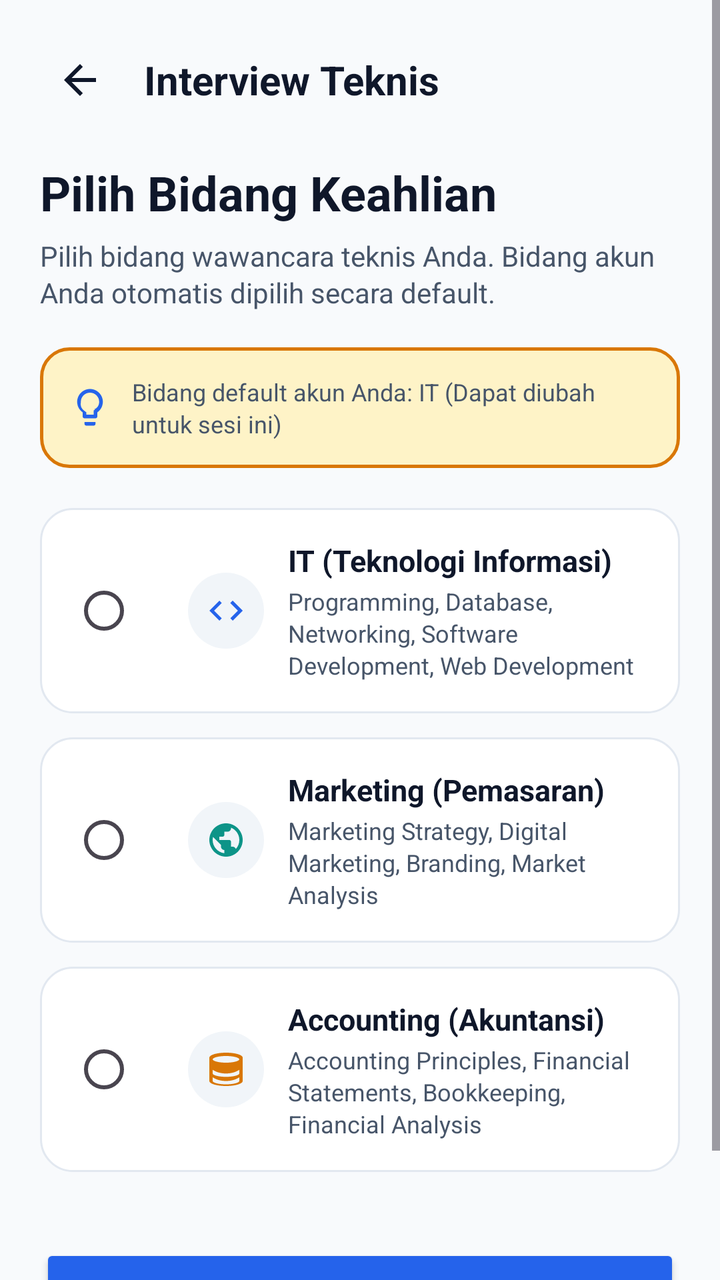
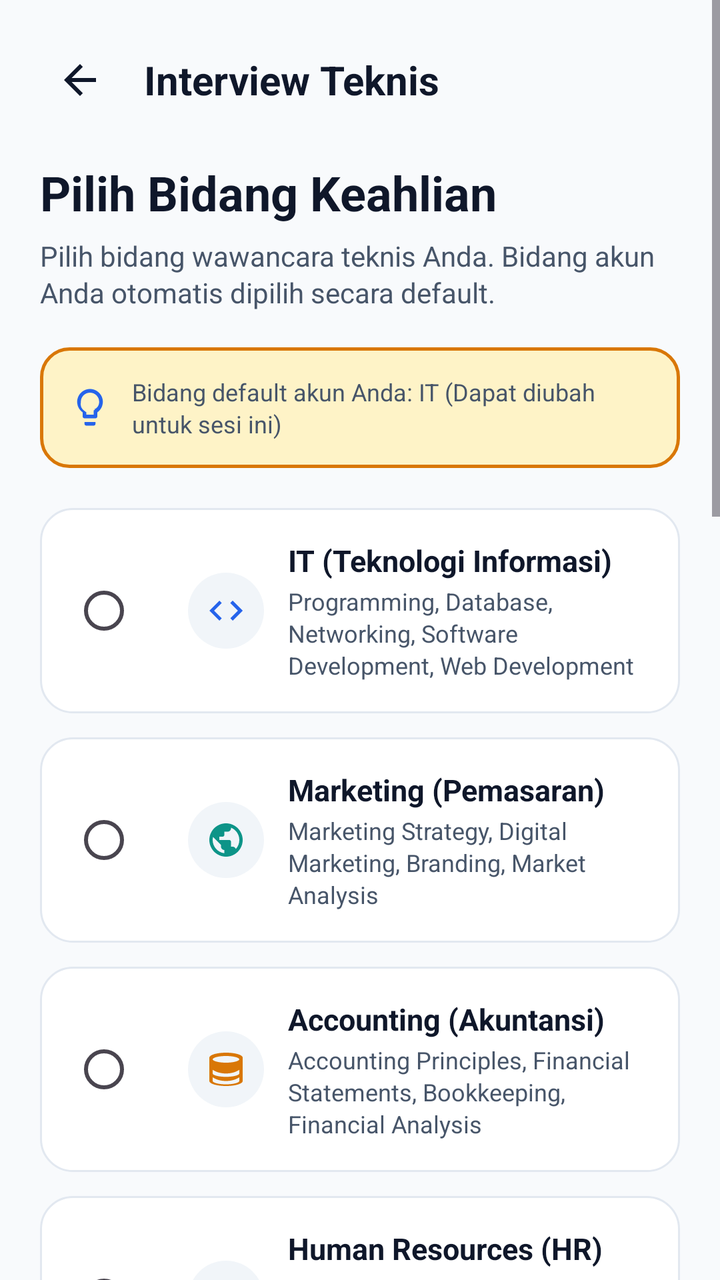

An Android layout rendered at two revisions. The XML below is the earlier revision; the diff shows what the commit changed to produce the second picture.
<!-- AndroidManifest.xml: application theme Theme.InterviewAI -->
<!-- res/layout/activity_technical_field_selection.xml -->
<?xml version="1.0" encoding="utf-8"?>
<ScrollView xmlns:android="http://schemas.android.com/apk/res/android"
    xmlns:app="http://schemas.android.com/apk/res-auto"
    android:id="@+id/main"
    android:layout_width="match_parent"
    android:layout_height="match_parent"
    android:background="@color/bg_light"
    android:fillViewport="true">

    <LinearLayout
        android:layout_width="match_parent"
        android:layout_height="wrap_content"
        android:orientation="vertical"
        android:padding="20dp">

        
        <LinearLayout
            android:layout_width="match_parent"
            android:layout_height="wrap_content"
            android:orientation="horizontal"
            android:gravity="center_vertical"
            android:layout_marginBottom="20dp">

            <ImageView
                android:id="@+id/btnBack"
                android:layout_width="40dp"
                android:layout_height="40dp"
                android:padding="8dp"
                android:src="@drawable/ic_arrow_back"
                android:contentDescription="Kembali"
                android:background="?attr/selectableItemBackgroundBorderless"
                android:layout_marginEnd="12dp" />

            <TextView
                android:layout_width="0dp"
                android:layout_height="wrap_content"
                android:layout_weight="1"
                android:text="@string/title_technical_field_selection"
                android:textColor="@color/text_primary"
                android:textSize="20sp"
                android:textStyle="bold" />
        </LinearLayout>

        
        <TextView
            android:layout_width="wrap_content"
            android:layout_height="wrap_content"
            android:text="@string/subtitle_technical_field_selection"
            android:textColor="@color/text_primary"
            android:textSize="24sp"
            android:textStyle="bold"
            android:layout_marginBottom="6dp" />

        <TextView
            android:layout_width="match_parent"
            android:layout_height="wrap_content"
            android:text="@string/desc_technical_field_selection"
            android:textColor="@color/text_secondary"
            android:textSize="14sp"
            android:lineSpacingExtra="2dp"
            android:layout_marginBottom="18dp" />

        
        <LinearLayout
            android:id="@+id/bannerSavedField"
            android:layout_width="match_parent"
            android:layout_height="wrap_content"
            android:background="@drawable/bg_banner_ai_placeholder"
            android:orientation="horizontal"
            android:padding="14dp"
            android:gravity="center_vertical"
            android:layout_marginBottom="20dp">

            <ImageView
                android:layout_width="22dp"
                android:layout_height="22dp"
                android:src="@drawable/ic_lightbulb"
                app:tint="@color/primary"
                android:contentDescription="Info"
                android:layout_marginEnd="10dp" />

            <TextView
                android:id="@+id/txtSavedFieldHint"
                android:layout_width="0dp"
                android:layout_height="wrap_content"
                android:layout_weight="1"
                android:text="Bidang default akun Anda: IT (Dapat diubah untuk sesi ini)"
                android:textColor="@color/text_secondary"
                android:textSize="12sp"
                android:lineSpacingExtra="2dp" />
        </LinearLayout>

        
        <RadioGroup
            android:id="@+id/rgTechnicalFields"
            android:layout_width="match_parent"
            android:layout_height="wrap_content"
            android:layout_marginBottom="24dp">

            
            <LinearLayout
                android:id="@+id/cardOptionIT"
                android:layout_width="match_parent"
                android:layout_height="wrap_content"
                android:background="@drawable/bg_card_white"
                android:orientation="horizontal"
                android:padding="16dp"
                android:gravity="center_vertical"
                android:clickable="true"
                android:focusable="true"
                android:foreground="?attr/selectableItemBackground"
                android:layout_marginBottom="12dp">

                <RadioButton
                    android:id="@+id/rbFieldIT"
                    android:layout_width="wrap_content"
                    android:layout_height="wrap_content"
                    android:clickable="false"
                    android:focusable="false"
                    android:layout_marginEnd="10dp" />

                <ImageView
                    android:layout_width="38dp"
                    android:layout_height="38dp"
                    android:background="@drawable/bg_badge_role"
                    android:padding="9dp"
                    android:src="@drawable/ic_code"
                    app:tint="@color/primary"
                    android:contentDescription="IT"
                    android:layout_marginEnd="12dp" />

                <LinearLayout
                    android:layout_width="0dp"
                    android:layout_height="wrap_content"
                    android:layout_weight="1"
                    android:orientation="vertical">

                    <TextView
                        android:layout_width="wrap_content"
                        android:layout_height="wrap_content"
                        android:text="IT (Teknologi Informasi)"
                        android:textColor="@color/text_primary"
                        android:textSize="15sp"
                        android:textStyle="bold" />

                    <TextView
                        android:layout_width="wrap_content"
                        android:layout_height="wrap_content"
                        android:text="@string/field_it_desc"
                        android:textColor="@color/text_secondary"
                        android:textSize="12sp"
                        android:lineSpacingExtra="2dp"
                        android:layout_marginTop="2dp" />
                </LinearLayout>

            </LinearLayout>

            
            <LinearLayout
                android:id="@+id/cardOptionMarketing"
                android:layout_width="match_parent"
                android:layout_height="wrap_content"
                android:background="@drawable/bg_card_white"
                android:orientation="horizontal"
                android:padding="16dp"
                android:gravity="center_vertical"
                android:clickable="true"
                android:focusable="true"
                android:foreground="?attr/selectableItemBackground"
                android:layout_marginBottom="12dp">

                <RadioButton
                    android:id="@+id/rbFieldMarketing"
                    android:layout_width="wrap_content"
                    android:layout_height="wrap_content"
                    android:clickable="false"
                    android:focusable="false"
                    android:layout_marginEnd="10dp" />

                <ImageView
                    android:layout_width="38dp"
                    android:layout_height="38dp"
                    android:background="@drawable/bg_badge_role"
                    android:padding="9dp"
                    android:src="@drawable/ic_web"
                    app:tint="@color/secondary"
                    android:contentDescription="Marketing"
                    android:layout_marginEnd="12dp" />

                <LinearLayout
                    android:layout_width="0dp"
                    android:layout_height="wrap_content"
                    android:layout_weight="1"
                    android:orientation="vertical">

                    <TextView
                        android:layout_width="wrap_content"
                        android:layout_height="wrap_content"
                        android:text="Marketing (Pemasaran)"
                        android:textColor="@color/text_primary"
                        android:textSize="15sp"
                        android:textStyle="bold" />

                    <TextView
                        android:layout_width="wrap_content"
                        android:layout_height="wrap_content"
                        android:text="@string/field_marketing_desc"
                        android:textColor="@color/text_secondary"
                        android:textSize="12sp"
                        android:lineSpacingExtra="2dp"
                        android:layout_marginTop="2dp" />
                </LinearLayout>

            </LinearLayout>

            
            <LinearLayout
                android:id="@+id/cardOptionAccounting"
                android:layout_width="match_parent"
                android:layout_height="wrap_content"
                android:background="@drawable/bg_card_white"
                android:orientation="horizontal"
                android:padding="16dp"
                android:gravity="center_vertical"
                android:clickable="true"
                android:focusable="true"
                android:foreground="?attr/selectableItemBackground"
                android:layout_marginBottom="12dp">

                <RadioButton
                    android:id="@+id/rbFieldAccounting"
                    android:layout_width="wrap_content"
                    android:layout_height="wrap_content"
                    android:clickable="false"
                    android:focusable="false"
                    android:layout_marginEnd="10dp" />

                <ImageView
                    android:layout_width="38dp"
                    android:layout_height="38dp"
                    android:background="@drawable/bg_badge_role"
                    android:padding="9dp"
                    android:src="@drawable/ic_database"
                    app:tint="#D97706"
                    android:contentDescription="Accounting"
                    android:layout_marginEnd="12dp" />

                <LinearLayout
                    android:layout_width="0dp"
                    android:layout_height="wrap_content"
                    android:layout_weight="1"
                    android:orientation="vertical">

                    <TextView
                        android:layout_width="wrap_content"
                        android:layout_height="wrap_content"
                        android:text="Accounting (Akuntansi)"
                        android:textColor="@color/text_primary"
                        android:textSize="15sp"
                        android:textStyle="bold" />

                    <TextView
                        android:layout_width="wrap_content"
                        android:layout_height="wrap_content"
                        android:text="@string/field_accounting_desc"
                        android:textColor="@color/text_secondary"
                        android:textSize="12sp"
                        android:lineSpacingExtra="2dp"
                        android:layout_marginTop="2dp" />
                </LinearLayout>

            </LinearLayout>

        </RadioGroup>

        
        <Button
            android:id="@+id/btnStartTechnicalInterview"
            android:layout_width="match_parent"
            android:layout_height="54dp"
            android:text="@string/btn_start_technical_interview"
            android:textColor="@color/white"
            android:textSize="16sp"
            android:textStyle="bold"
            app:backgroundTint="@color/primary"
            app:cornerRadius="14dp"
            android:layout_marginBottom="16dp" />

    </LinearLayout>
</ScrollView>
<!-- resources referenced by this layout -->
<resources>
  <color name="bg_light">#F8FAFC</color>
  <color name="primary">#2563EB</color>
  <color name="secondary">#0D9488</color>
  <color name="text_primary">#0F172A</color>
  <color name="text_secondary">#475569</color>
  <color name="white">#FFFFFF</color>
  <color name="divider">#F1F5F9</color>
  <color name="warning_light">#FEF3C7</color>
  <color name="warning">#D97706</color>
  <color name="surface_card">#FFFFFF</color>
  <color name="surface_stroke">#E2E8F0</color>
  <color name="on_primary">#FFFFFF</color>
  <color name="primary_container">#EFF6FF</color>
  <!-- unchanged entries left out for length: 17 -->
</resources>

<!-- the commit's change to res/layout/activity_technical_field_selection.xml (unified diff, before → after) -->
@@ -263,6 +263,412 @@
                         android:layout_width="wrap_content"
                         android:layout_height="wrap_content"
                         android:text="@string/field_accounting_desc"
+                        android:textColor="@color/text_secondary"
+                        android:textSize="12sp"
+                        android:lineSpacingExtra="2dp"
+                        android:layout_marginTop="2dp" />
+                </LinearLayout>
+
+            </LinearLayout>
+
+            
+            <LinearLayout
+                android:id="@+id/cardOptionHR"
+                android:layout_width="match_parent"
+                android:layout_height="wrap_content"
+                android:background="@drawable/bg_card_white"
+                android:orientation="horizontal"
+                android:padding="16dp"
+                android:gravity="center_vertical"
+                android:clickable="true"
+                android:focusable="true"
+                android:foreground="?attr/selectableItemBackground"
+                android:layout_marginBottom="12dp">
+
+                <RadioButton
+                    android:id="@+id/rbFieldHR"
+                    android:layout_width="wrap_content"
+                    android:layout_height="wrap_content"
+                    android:clickable="false"
+                    android:focusable="false"
+                    android:layout_marginEnd="10dp" />
+
+                <ImageView
+                    android:layout_width="38dp"
+                    android:layout_height="38dp"
+                    android:background="@drawable/bg_badge_role"
+                    android:padding="9dp"
+                    android:src="@drawable/ic_person"
+                    app:tint="#059669"
+                    android:contentDescription="Human Resources"
+                    android:layout_marginEnd="12dp" />
+
+                <LinearLayout
+                    android:layout_width="0dp"
+                    android:layout_height="wrap_content"
+                    android:layout_weight="1"
+                    android:orientation="vertical">
+
+                    <TextView
+                        android:layout_width="wrap_content"
+                        android:layout_height="wrap_content"
+                        android:text="Human Resources (HR)"
+                        android:textColor="@color/text_primary"
+                        android:textSize="15sp"
+                        android:textStyle="bold" />
+
+                    <TextView
+                        android:layout_width="wrap_content"
+                        android:layout_height="wrap_content"
+                        android:text="@string/field_hr_desc"
+                        android:textColor="@color/text_secondary"
+                        android:textSize="12sp"
+                        android:lineSpacingExtra="2dp"
+                        android:layout_marginTop="2dp" />
+                </LinearLayout>
+
+            </LinearLayout>
+
+            
+            <LinearLayout
+                android:id="@+id/cardOptionFinance"
+                android:layout_width="match_parent"
+                android:layout_height="wrap_content"
+                android:background="@drawable/bg_card_white"
+                android:orientation="horizontal"
+                android:padding="16dp"
+                android:gravity="center_vertical"
+                android:clickable="true"
+                android:focusable="true"
+                android:foreground="?attr/selectableItemBackground"
+                android:layout_marginBottom="12dp">
+
+                <RadioButton
+                    android:id="@+id/rbFieldFinance"
+                    android:layout_width="wrap_content"
+                    android:layout_height="wrap_content"
+                    android:clickable="false"
+                    android:focusable="false"
+                    android:layout_marginEnd="10dp" />
+
+                <ImageView
+                    android:layout_width="38dp"
+                    android:layout_height="38dp"
+                    android:background="@drawable/bg_badge_role"
+                    android:padding="9dp"
+                    android:src="@drawable/ic_star"
+                    app:tint="#0284C7"
+                    android:contentDescription="Finance"
+                    android:layout_marginEnd="12dp" />
+
+                <LinearLayout
+                    android:layout_width="0dp"
+                    android:layout_height="wrap_content"
+                    android:layout_weight="1"
+                    android:orientation="vertical">
+
+                    <TextView
+                        android:layout_width="wrap_content"
+                        android:layout_height="wrap_content"
+                        android:text="Finance (Keuangan)"
+                        android:textColor="@color/text_primary"
+                        android:textSize="15sp"
+                        android:textStyle="bold" />
+
+                    <TextView
+                        android:layout_width="wrap_content"
+                        android:layout_height="wrap_content"
+                        android:text="@string/field_finance_desc"
+                        android:textColor="@color/text_secondary"
+                        android:textSize="12sp"
+                        android:lineSpacingExtra="2dp"
+                        android:layout_marginTop="2dp" />
+                </LinearLayout>
+
+            </LinearLayout>
+
+            
+            <LinearLayout
+                android:id="@+id/cardOptionBusinessManagement"
+                android:layout_width="match_parent"
+                android:layout_height="wrap_content"
+                android:background="@drawable/bg_card_white"
+                android:orientation="horizontal"
+                android:padding="16dp"
+                android:gravity="center_vertical"
+                android:clickable="true"
+                android:focusable="true"
+                android:foreground="?attr/selectableItemBackground"
+                android:layout_marginBottom="12dp">
+
+                <RadioButton
+                    android:id="@+id/rbFieldBusinessManagement"
+                    android:layout_width="wrap_content"
+                    android:layout_height="wrap_content"
+                    android:clickable="false"
+                    android:focusable="false"
+                    android:layout_marginEnd="10dp" />
+
+                <ImageView
+                    android:layout_width="38dp"
+                    android:layout_height="38dp"
+                    android:background="@drawable/bg_badge_role"
+                    android:padding="9dp"
+                    android:src="@drawable/ic_school"
+                    app:tint="#7C3AED"
+                    android:contentDescription="Business Management"
+                    android:layout_marginEnd="12dp" />
+
+                <LinearLayout
+                    android:layout_width="0dp"
+                    android:layout_height="wrap_content"
+                    android:layout_weight="1"
+                    android:orientation="vertical">
+
+                    <TextView
+                        android:layout_width="wrap_content"
+                        android:layout_height="wrap_content"
+                        android:text="Business Management (Manajemen Bisnis)"
+                        android:textColor="@color/text_primary"
+                        android:textSize="15sp"
+                        android:textStyle="bold" />
+
+                    <TextView
+                        android:layout_width="wrap_content"
+                        android:layout_height="wrap_content"
+                        android:text="@string/field_business_management_desc"
+                        android:textColor="@color/text_secondary"
+                        android:textSize="12sp"
+                        android:lineSpacingExtra="2dp"
+                        android:layout_marginTop="2dp" />
+                </LinearLayout>
+
+            </LinearLayout>
+
+            
+            <LinearLayout
+                android:id="@+id/cardOptionSales"
+                android:layout_width="match_parent"
+                android:layout_height="wrap_content"
+                android:background="@drawable/bg_card_white"
+                android:orientation="horizontal"
+                android:padding="16dp"
+                android:gravity="center_vertical"
+                android:clickable="true"
+                android:focusable="true"
+                android:foreground="?attr/selectableItemBackground"
+                android:layout_marginBottom="12dp">
+
+                <RadioButton
+                    android:id="@+id/rbFieldSales"
+                    android:layout_width="wrap_content"
+                    android:layout_height="wrap_content"
+                    android:clickable="false"
+                    android:focusable="false"
+                    android:layout_marginEnd="10dp" />
+
+                <ImageView
+                    android:layout_width="38dp"
+                    android:layout_height="38dp"
+                    android:background="@drawable/bg_badge_role"
+                    android:padding="9dp"
+                    android:src="@drawable/ic_play"
+                    app:tint="#EA580C"
+                    android:contentDescription="Sales"
+                    android:layout_marginEnd="12dp" />
+
+                <LinearLayout
+                    android:layout_width="0dp"
+                    android:layout_height="wrap_content"
+                    android:layout_weight="1"
+                    android:orientation="vertical">
+
+                    <TextView
+                        android:layout_width="wrap_content"
+                        android:layout_height="wrap_content"
+                        android:text="Sales (Penjualan)"
+                        android:textColor="@color/text_primary"
+                        android:textSize="15sp"
+                        android:textStyle="bold" />
+
+                    <TextView
+                        android:layout_width="wrap_content"
+                        android:layout_height="wrap_content"
+                        android:text="@string/field_sales_desc"
+                        android:textColor="@color/text_secondary"
+                        android:textSize="12sp"
+                        android:lineSpacingExtra="2dp"
+                        android:layout_marginTop="2dp" />
+                </LinearLayout>
+
+            </LinearLayout>
+
+            
+            <LinearLayout
+                android:id="@+id/cardOptionGraphicDesign"
+                android:layout_width="match_parent"
+                android:layout_height="wrap_content"
+                android:background="@drawable/bg_card_white"
+                android:orientation="horizontal"
+                android:padding="16dp"
+                android:gravity="center_vertical"
+                android:clickable="true"
+                android:focusable="true"
+                android:foreground="?attr/selectableItemBackground"
+                android:layout_marginBottom="12dp">
+
+                <RadioButton
+                    android:id="@+id/rbFieldGraphicDesign"
+                    android:layout_width="wrap_content"
+                    android:layout_height="wrap_content"
+                    android:clickable="false"
+                    android:focusable="false"
+                    android:layout_marginEnd="10dp" />
+
+                <ImageView
+                    android:layout_width="38dp"
+                    android:layout_height="38dp"
+                    android:background="@drawable/bg_badge_role"
+                    android:padding="9dp"
+                    android:src="@drawable/ic_psychology"
+                    app:tint="#DB2777"
+                    android:contentDescription="Graphic Design"
+                    android:layout_marginEnd="12dp" />
+
+                <LinearLayout
+                    android:layout_width="0dp"
+                    android:layout_height="wrap_content"
+                    android:layout_weight="1"
+                    android:orientation="vertical">
+
+                    <TextView
+                        android:layout_width="wrap_content"
+                        android:layout_height="wrap_content"
+                        android:text="Graphic Design (Desain Grafis)"
+                        android:textColor="@color/text_primary"
+                        android:textSize="15sp"
+                        android:textStyle="bold" />
+
+                    <TextView
+                        android:layout_width="wrap_content"
+                        android:layout_height="wrap_content"
+                        android:text="@string/field_graphic_design_desc"
+                        android:textColor="@color/text_secondary"
+                        android:textSize="12sp"
+                        android:lineSpacingExtra="2dp"
+                        android:layout_marginTop="2dp" />
+                </LinearLayout>
+
+            </LinearLayout>
+
+            
+            <LinearLayout
+                android:id="@+id/cardOptionDataAnalytics"
+                android:layout_width="match_parent"
+                android:layout_height="wrap_content"
+                android:background="@drawable/bg_card_white"
+                android:orientation="horizontal"
+                android:padding="16dp"
+                android:gravity="center_vertical"
+                android:clickable="true"
+                android:focusable="true"
+                android:foreground="?attr/selectableItemBackground"
+                android:layout_marginBottom="12dp">
+
+                <RadioButton
+                    android:id="@+id/rbFieldDataAnalytics"
+                    android:layout_width="wrap_content"
+                    android:layout_height="wrap_content"
+                    android:clickable="false"
+                    android:focusable="false"
+                    android:layout_marginEnd="10dp" />
+
+                <ImageView
+                    android:layout_width="38dp"
+                    android:layout_height="38dp"
+                    android:background="@drawable/bg_badge_role"
+                    android:padding="9dp"
+                    android:src="@drawable/ic_database"
+                    app:tint="#0D9488"
+                    android:contentDescription="Data Analytics"
+                    android:layout_marginEnd="12dp" />
+
+                <LinearLayout
+                    android:layout_width="0dp"
+                    android:layout_height="wrap_content"
+                    android:layout_weight="1"
+                    android:orientation="vertical">
+
+                    <TextView
+                        android:layout_width="wrap_content"
+                        android:layout_height="wrap_content"
+                        android:text="Data Analytics (Analisis Data)"
+                        android:textColor="@color/text_primary"
+                        android:textSize="15sp"
+                        android:textStyle="bold" />
+
+                    <TextView
+                        android:layout_width="wrap_content"
+                        android:layout_height="wrap_content"
+                        android:text="@string/field_data_analytics_desc"
+                        android:textColor="@color/text_secondary"
+                        android:textSize="12sp"
+                        android:lineSpacingExtra="2dp"
+                        android:layout_marginTop="2dp" />
+                </LinearLayout>
+
+            </LinearLayout>
+
+            
+            <LinearLayout
+                android:id="@+id/cardOptionCustomerService"
+                android:layout_width="match_parent"
+                android:layout_height="wrap_content"
+                android:background="@drawable/bg_card_white"
+                android:orientation="horizontal"
+                android:padding="16dp"
+                android:gravity="center_vertical"
+                android:clickable="true"
+                android:focusable="true"
+                android:foreground="?attr/selectableItemBackground"
+                android:layout_marginBottom="12dp">
+
+                <RadioButton
+                    android:id="@+id/rbFieldCustomerService"
+                    android:layout_width="wrap_content"
+                    android:layout_height="wrap_content"
+                    android:clickable="false"
+                    android:focusable="false"
+                    android:layout_marginEnd="10dp" />
+
+                <ImageView
+                    android:layout_width="38dp"
+                    android:layout_height="38dp"
+                    android:background="@drawable/bg_badge_role"
+                    android:padding="9dp"
+                    android:src="@drawable/ic_chat"
+                    app:tint="#4B5563"
+                    android:contentDescription="Customer Service"
+                    android:layout_marginEnd="12dp" />
+
+                <LinearLayout
+                    android:layout_width="0dp"
+                    android:layout_height="wrap_content"
+                    android:layout_weight="1"
+                    android:orientation="vertical">
+
+                    <TextView
+                        android:layout_width="wrap_content"
+                        android:layout_height="wrap_content"
+                        android:text="Customer Service (Layanan Pelanggan)"
+                        android:textColor="@color/text_primary"
+                        android:textSize="15sp"
+                        android:textStyle="bold" />
+
+                    <TextView
+                        android:layout_width="wrap_content"
+                        android:layout_height="wrap_content"
+                        android:text="@string/field_customer_service_desc"
                         android:textColor="@color/text_secondary"
                         android:textSize="12sp"
                         android:lineSpacingExtra="2dp"
<!-- resource entries referenced after the edit -->
@@ -6,6 +6,73 @@
   <color name="text_primary">#0F172A</color>
   <color name="text_secondary">#475569</color>
   <color name="white">#FFFFFF</color>
+  <!-- drawable ic_chat (drawable) -->
+  <vector xmlns:android="http://schemas.android.com/apk/res/android"
+      android:width="24dp"
+      android:height="24dp"
+      android:viewportWidth="24"
+      android:viewportHeight="24">
+    <path
+        android:fillColor="@color/primary"
+        android:pathData="M20,2H4c-1.1,0 -1.99,0.9 -1.99,2L2,22l4,-4h14c1.1,0 2,-0.9 2,-2V4c0,-1.1 -0.9,-2 -2,-2zM6,9h12v2H6V9zm8,5H6v-2h8v2zm4,-6H6V6h12v2z"/>
+  </vector>
+  <!-- drawable ic_person (drawable) -->
+  <vector xmlns:android="http://schemas.android.com/apk/res/android"
+      android:width="24dp"
+      android:height="24dp"
+      android:viewportWidth="24"
+      android:viewportHeight="24">
+    <path
+        android:fillColor="@color/primary"
+        android:pathData="M12,12c2.21,0 4,-1.79 4,-4s-1.79,-4 -4,-4 -4,1.79 -4,4 1.79,4 4,4zm0,2c-2.67,0 -8,1.34 -8,4v2h16v-2c0,-2.66 -5.33,-4 -8,-4z"/>
+  </vector>
+  <!-- drawable ic_play (drawable) -->
+  <vector xmlns:android="http://schemas.android.com/apk/res/android"
+      android:width="24dp"
+      android:height="24dp"
+      android:viewportWidth="24"
+      android:viewportHeight="24">
+    <path
+        android:fillColor="@color/white"
+        android:pathData="M8,5v14l11,-7z"/>
+  </vector>
+  <!-- drawable ic_psychology (drawable) -->
+  <vector xmlns:android="http://schemas.android.com/apk/res/android"
+      android:width="24dp"
+      android:height="24dp"
+      android:viewportWidth="24"
+      android:viewportHeight="24">
+    <path
+        android:fillColor="@color/primary"
+        android:pathData="M13,3c-4.97,0 -9,4.03 -9,9 0,2.12 0.74,4.07 1.97,5.61L4.35,21.24c-0.29,0.59 0.14,1.26 0.8,1.26h7.35c4.69,0 8.5,-3.81 8.5,-8.5S17.69,3 13,3zm0,15.5H7.28l0.9,-1.8c-0.74,-1.09 -1.18,-2.4 -1.18,-3.82 0,-3.86 3.14,-7 7,-7s7,3.14 7,7 -3.14,7 -7,7z"/>
+  </vector>
+  <!-- drawable ic_school (drawable) -->
+  <vector xmlns:android="http://schemas.android.com/apk/res/android"
+      android:width="24dp"
+      android:height="24dp"
+      android:viewportWidth="24"
+      android:viewportHeight="24">
+    <path
+        android:fillColor="@color/primary"
+        android:pathData="M5,13.18v4L12,21l7,-3.82v-4L12,17l-7,-3.82zM12,3L1,9l11,6 9,-4.91V17h2V9L12,3z"/>
+  </vector>
+  <!-- drawable ic_star (drawable) -->
+  <vector xmlns:android="http://schemas.android.com/apk/res/android"
+      android:width="24dp"
+      android:height="24dp"
+      android:viewportWidth="24"
+      android:viewportHeight="24">
+    <path
+        android:fillColor="@color/warning"
+        android:pathData="M12,17.27L18.18,21l-1.64,-7.03L22,9.24l-7.19,-0.61L12,2 9.19,8.63 2,9.24l5.46,4.73L5.82,21z"/>
+  </vector>
+  <string name="field_business_management_desc">Operations, Strategic Planning, Project Management, Leadership &amp; Growth</string>
+  <string name="field_customer_service_desc">Customer Support, Conflict Resolution, SLA, Satisfaction (CSAT/NPS)</string>
+  <string name="field_data_analytics_desc">Data Visualization, SQL, Python/R, Business Intelligence, Statistical Analysis</string>
+  <string name="field_finance_desc">Corporate Finance, Budgeting, Investment Analysis, Cash Flow &amp; Risk</string>
+  <string name="field_graphic_design_desc">Visual Identity, UI/UX Principles, Design Systems, Typography &amp; Tools</string>
+  <string name="field_hr_desc">Recruitment, Talent Management, Employee Relations, KPI &amp; Performance</string>
+  <string name="field_sales_desc">B2B/B2C Sales, Lead Generation, Negotiation, Pipeline &amp; CRM Management</string>
   <color name="divider">#F1F5F9</color>
   <color name="warning_light">#FEF3C7</color>
   <color name="warning">#D97706</color>
